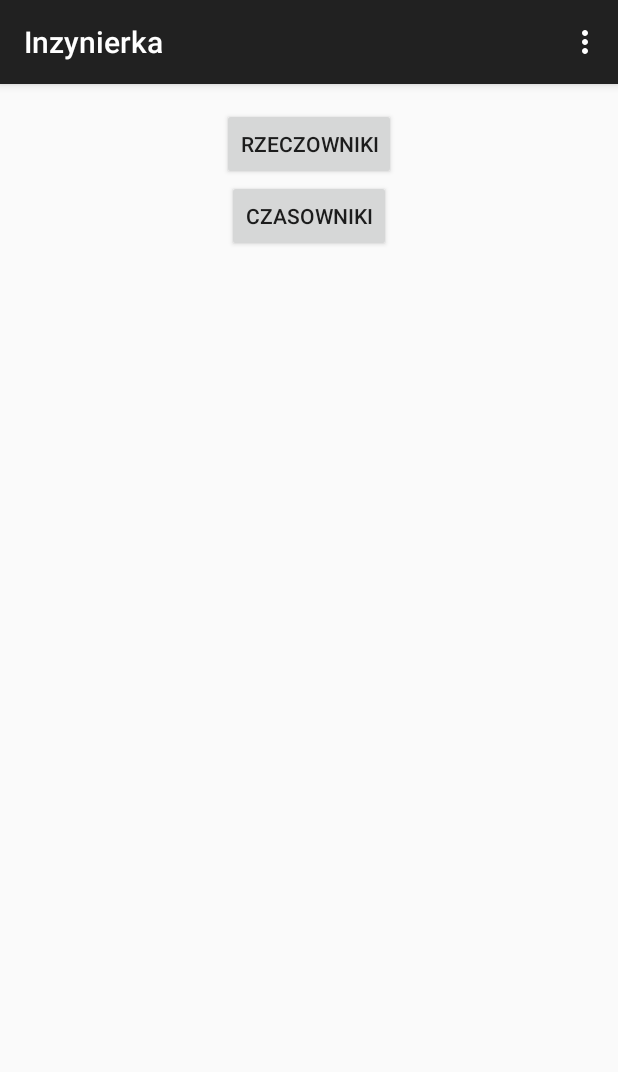
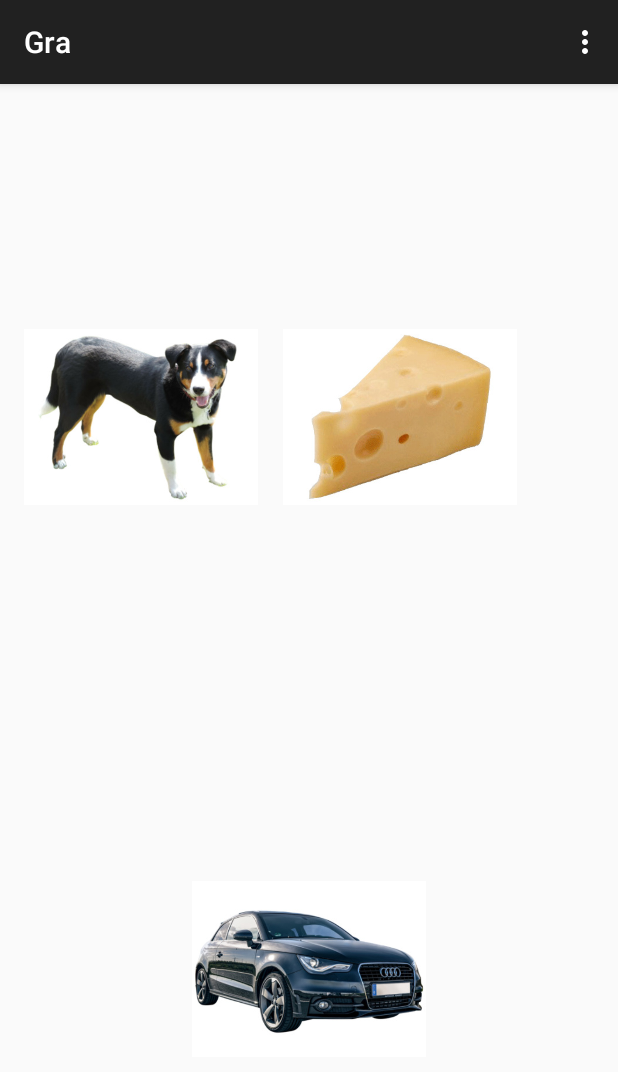
Before and after one commit to OlaD/Inzynierka, an Android app: the screen it shows after launch (MainActivity before the commit, GraActivity after it), after a tap on "RZECZOWNIKI", on a phone screen of 412 x 824 dp. Shown: the top 1072 px of the screen. Run offline under Robolectric (Android 15) with nearby library versions, the phone set to English and light mode, and no system bars.

Commit message:
wyswietlanie zdjec

```diff
--- a/app/src/main/AndroidManifest.xml
+++ b/app/src/main/AndroidManifest.xml
@@ -9,12 +9,17 @@
         android:theme="@style/AppTheme" >
         <activity
             android:name=".MainActivity"
-            android:label="@string/app_name" >
+            android:label="@string/app_name"
+            >
             <intent-filter>
                 <action android:name="android.intent.action.MAIN" />
-
                 <category android:name="android.intent.category.LAUNCHER" />
             </intent-filter>
+        </activity>
+        <activity
+            android:name=".GraActivity"
+            android:label="@string/title_activity_gra"
+            >
         </activity>
     </application>
 
--- /dev/null
+++ b/app/src/main/java/com/example/ola/inzynierka/GraActivity.java
@@ -0,0 +1,90 @@
+package com.example.ola.inzynierka;
+
+import android.graphics.Point;
+import android.support.v7.app.AppCompatActivity;
+import android.os.Bundle;
+import android.view.Display;
+import android.view.Menu;
+import android.view.MenuItem;
+import android.widget.RelativeLayout;
+
+public class GraActivity extends AppCompatActivity {
+
+    private int liczbaZdjec;
+    private Zdjecie[] zdjecia;
+
+    @Override
+    protected void onCreate(Bundle savedInstanceState) {
+        super.onCreate(savedInstanceState);
+        setContentView(R.layout.activity_gra);
+
+        liczbaZdjec = 3;
+        zdjecia = new Zdjecie[liczbaZdjec];
+
+        rysujInterfejsGry(liczbaZdjec);
+
+        RelativeLayout layout = (RelativeLayout) findViewById(R.id.layoutGra);
+
+        zdjecia[0].imageView.setImageResource(R.drawable.pies);
+        zdjecia[1].imageView.setImageResource(R.drawable.ser);
+        zdjecia[2].imageView.setImageResource(R.drawable.samochod);
+
+        for (int i=0; i<liczbaZdjec; i++) {
+            layout.addView(zdjecia[i].imageView);
+        }
+    }
+
+    @Override
+    public boolean onCreateOptionsMenu(Menu menu) {
+        // Inflate the menu; this adds items to the action bar if it is present.
+        getMenuInflater().inflate(R.menu.menu_gra, menu);
+        return true;
+    }
+
+    @Override
+    public boolean onOptionsItemSelected(MenuItem item) {
+        // Handle action bar item clicks here. The action bar will
+        // automatically handle clicks on the Home/Up button, so long
+        // as you specify a parent activity in AndroidManifest.xml.
+        int id = item.getItemId();
+
+        //noinspection SimplifiableIfStatement
+        if (id == R.id.action_settings) {
+            return true;
+        }
+
+        return super.onOptionsItemSelected(item);
+    }
+
+    private void rysujInterfejsGry(int liczbaZdjec) {
+
+        int szerokoscZdjec = 0;
+        int wysokoscZdjec = 0;
+
+        Display display = getWindowManager().getDefaultDisplay();
+        Point size = new Point();
+        display.getSize(size);
+        int szerokoscEkranu = size.x;
+        int wysokoscEkranu = size.y;
+
+        switch (liczbaZdjec) {
+            case 3:
+                szerokoscZdjec = szerokoscEkranu/2-75;
+                wysokoscZdjec = wysokoscEkranu/2;
+                for (int i=0; i<3; i++){
+                    zdjecia[i] = new Zdjecie(this, szerokoscZdjec, wysokoscZdjec);
+                }
+                zdjecia[0].imageView.setId(R.id.zdjecie1);
+
+                zdjecia[1].layoutParams.leftMargin = 25;
+                zdjecia[1].layoutParams.addRule(RelativeLayout.RIGHT_OF, R.id.zdjecie1);
+
+                zdjecia[2].layoutParams.addRule(RelativeLayout.BELOW, R.id.zdjecie1);
+                zdjecia[2].layoutParams.addRule(RelativeLayout.CENTER_HORIZONTAL);
+
+                break;
+        }// switch
+
+    }// rysujInterfejsGry()
+
+}
--- a/app/src/main/java/com/example/ola/inzynierka/MainActivity.java
+++ b/app/src/main/java/com/example/ola/inzynierka/MainActivity.java
@@ -1,5 +1,6 @@
 package com.example.ola.inzynierka;
 
+import android.content.Intent;
 import android.support.v7.app.AppCompatActivity;
 import android.os.Bundle;
 import android.view.Menu;
@@ -7,13 +8,13 @@ import android.view.MenuItem;
 import android.view.View;
 import android.widget.Button;
 import android.widget.RelativeLayout;
-import android.widget.Toast;
 
 public class MainActivity extends AppCompatActivity {
 
     @Override
     protected void onCreate(Bundle savedInstanceState) {
         super.onCreate(savedInstanceState);
+
         setContentView(R.layout.activity_main);
 
         // dynamiczne robienie przycisków - w przyszłości pewnie w jakieś osobnej funkcji
@@ -29,7 +30,8 @@ public class MainActivity extends AppCompatActivity {
         View.OnClickListener buttonRzeczownikiListener = new View.OnClickListener() {
             @Override
             public void onClick(View arg0) {
-                Toast.makeText(getApplicationContext(), "test", Toast.LENGTH_SHORT).show();
+                Intent intent = new Intent(MainActivity.this, GraActivity.class);
+                startActivity(intent);
             }
         };
         buttonRzeczowniki.setOnClickListener(buttonRzeczownikiListener);
--- /dev/null
+++ b/app/src/main/java/com/example/ola/inzynierka/Zdjecie.java
@@ -0,0 +1,24 @@
+package com.example.ola.inzynierka;
+
+import android.content.Context;
+import android.widget.ImageView;
+import android.widget.RelativeLayout;
+
+public class Zdjecie {
+
+    public String kategoria;
+    public ImageView imageView;
+    public RelativeLayout.LayoutParams layoutParams;
+    int wysokosc;
+    int szerokosc;
+
+    Zdjecie(Context context, int szerokosc, int wysokosc){
+        imageView = new ImageView(context);
+        imageView.setScaleType(ImageView.ScaleType.CENTER_INSIDE);
+
+        this.szerokosc = szerokosc;
+        this.wysokosc = wysokosc;
+        layoutParams = new RelativeLayout.LayoutParams(szerokosc, wysokosc);
+        imageView.setLayoutParams(layoutParams);
+    }
+}
--- /dev/null
+++ b/app/src/main/res/layout/activity_gra.xml
@@ -0,0 +1,10 @@
+<RelativeLayout xmlns:android="http://schemas.android.com/apk/res/android"
+    xmlns:tools="http://schemas.android.com/tools" android:layout_width="match_parent"
+    android:layout_height="match_parent" android:paddingLeft="@dimen/activity_horizontal_margin"
+    android:paddingRight="@dimen/activity_horizontal_margin"
+    android:paddingTop="@dimen/activity_vertical_margin"
+    android:paddingBottom="@dimen/activity_vertical_margin"
+    tools:context="com.example.ola.inzynierka.GraActivity"
+    android:id="@+id/layoutGra">
+
+</RelativeLayout>
--- /dev/null
+++ b/app/src/main/res/menu/menu_gra.xml
@@ -0,0 +1,6 @@
+<menu xmlns:android="http://schemas.android.com/apk/res/android"
+    xmlns:app="http://schemas.android.com/apk/res-auto"
+    xmlns:tools="http://schemas.android.com/tools" tools:context="com.example.ola.inzynierka.GraActivity">
+    <item android:id="@+id/action_settings" android:title="@string/action_settings"
+        android:orderInCategory="100" app:showAsAction="never" />
+</menu>
--- a/app/src/main/res/values/ids.xml
+++ b/app/src/main/res/values/ids.xml
@@ -4,4 +4,8 @@
     <item name="buttonRzeczowniki" type="id"/>
     <item name="buttonCzasowniki" type="id"/>
 
+    <item name="zdjecie1" type="id"/>
+    <item name="zdjecie2" type="id"/>
+    <item name="zdjecie3" type="id"/>
+
 </resources>
--- a/app/src/main/res/values/strings.xml
+++ b/app/src/main/res/values/strings.xml
@@ -3,4 +3,5 @@
 
     <string name="hello_world">Hello world!</string>
     <string name="action_settings">Settings</string>
+    <string name="title_activity_gra">Gra</string>
 </resources>
```
Also changed, not shown: app/src/main/res/drawable/lalka.jpg (added), app/src/main/res/drawable/pies.jpg (added), app/src/main/res/drawable/samochod.jpg (added), app/src/main/res/drawable/ser.jpg (added).
